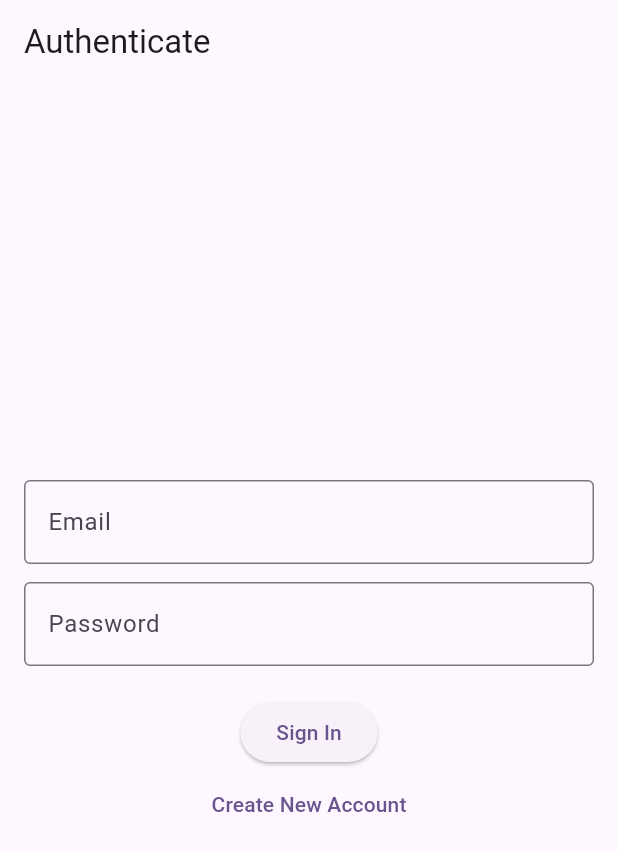
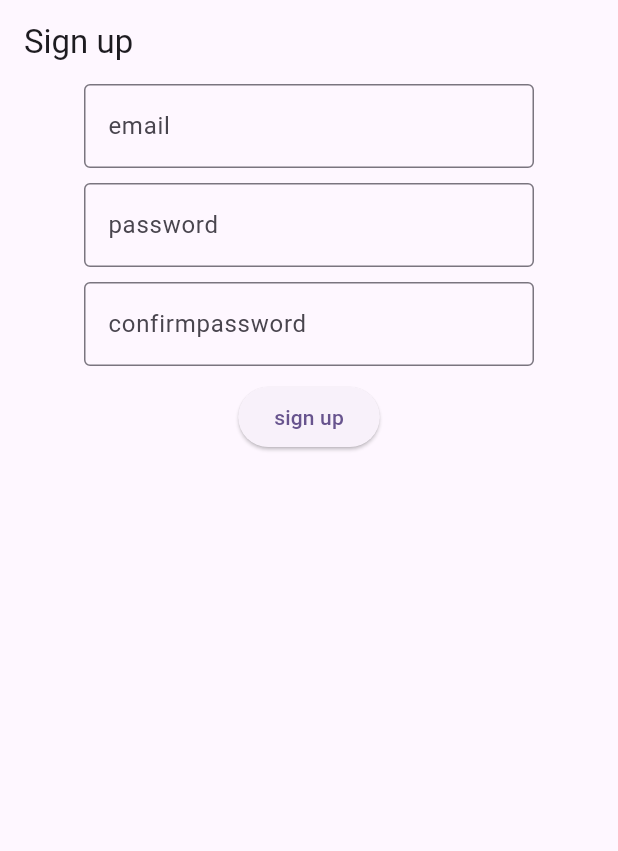
Before and after one commit to Abelmalu/flutter-firebase, a Flutter app: the screen it shows after launch, on a phone screen of 412 x 824 dp. Shown: the top 851 px of the screen. Run offline on Flutter 3.47's test engine with Material 3 defaults, Android fonts, the phone set to English and light mode, and no system bars; our stand-ins replace cloud_firestore, firebase_core; accounts and stored records are empty.

Commit message:
singup page done

```diff
--- a/lib/auth_screen.dart
+++ /dev/null
@@ -1,157 +0,0 @@
-import 'package:flutter/material.dart';
-import 'package:firebase_auth/firebase_auth.dart';
-
-class AuthScreen extends StatefulWidget {
-  const AuthScreen({super.key});
-
-  @override
-  State<AuthScreen> createState() => _AuthScreenState();
-}
-
-class _AuthScreenState extends State<AuthScreen> {
-  final _emailController = TextEditingController();
-  final _passwordController = TextEditingController();
-  final _auth = FirebaseAuth.instance; // Get the Firebase Auth instance
-  bool _isLoading = false;
-  String? _errorMessage;
-
-  @override
-  void dispose() {
-    _emailController.dispose();
-    _passwordController.dispose();
-    super.dispose();
-  }
-
-  Future<void> _signIn() async {
-    setState(() {
-      _isLoading = true;
-      _errorMessage = null;
-    });
-    try {
-      await _auth.signInWithEmailAndPassword(
-        email: _emailController.text.trim(),
-        password: _passwordController.text.trim(),
-      );
-      // Success! User is signed in. Navigator will handle the next screen.
-    } on FirebaseAuthException catch (e) {
-      String message;
-      if (e.code == 'user-not-found') {
-        message = 'No user found for that email.';
-      } else if (e.code == 'wrong-password') {
-        message = 'Wrong password provided for that user.';
-      } else if (e.code == 'invalid-email') {
-        message = 'The email address is not valid.';
-      } else {
-        message = e.message ?? 'An unknown error occurred during sign-in.';
-      }
-      setState(() {
-        _errorMessage = message;
-      });
-    } catch (e) {
-      setState(() {
-        _errorMessage = 'An unexpected error occurred: ${e.toString()}';
-      });
-    } finally {
-      setState(() {
-        _isLoading = false;
-      });
-    }
-  }
-
-  Future<void> _signUp() async {
-    setState(() {
-      _isLoading = true;
-      _errorMessage = null;
-    });
-    try {
-      await _auth.createUserWithEmailAndPassword(
-        email: _emailController.text.trim(),
-        password: _passwordController.text.trim(),
-      );
-      // Success! User account created and signed in.
-    } on FirebaseAuthException catch (e) {
-      String message;
-      if (e.code == 'weak-password') {
-        message = 'The password provided is too weak.';
-      } else if (e.code == 'email-already-in-use') {
-        message = 'An account already exists for that email.';
-      } else if (e.code == 'invalid-email') {
-        message = 'The email address is not valid.';
-      } else {
-        message = e.message ?? 'An unknown error occurred during sign-up.';
-      }
-      setState(() {
-        _errorMessage = message;
-      });
-    } catch (e) {
-      setState(() {
-        _errorMessage = 'An unexpected error occurred: ${e.toString()}';
-      });
-    } finally {
-      setState(() {
-        _isLoading = false;
-      });
-    }
-  }
-
-  @override
-  Widget build(BuildContext context) {
-    return Scaffold(
-      appBar: AppBar(title: const Text('Authenticate')),
-      body: Center(
-        child: SingleChildScrollView(
-          padding: const EdgeInsets.all(16.0),
-          child: Column(
-            mainAxisAlignment: MainAxisAlignment.center,
-            children: [
-              TextField(
-                controller: _emailController,
-                decoration: const InputDecoration(
-                  labelText: 'Email',
-                  border: OutlineInputBorder(),
-                ),
-                keyboardType: TextInputType.emailAddress,
-                autocorrect: false,
-                textCapitalization: TextCapitalization.none,
-              ),
-              const SizedBox(height: 12),
-              TextField(
-                controller: _passwordController,
-                decoration: const InputDecoration(
-                  labelText: 'Password',
-                  border: OutlineInputBorder(),
-                ),
-                obscureText: true,
-              ),
-              if (_errorMessage != null)
-                Padding(
-                  padding: const EdgeInsets.only(top: 8.0),
-                  child: Text(
-                    _errorMessage!,
-                    style: const TextStyle(color: Colors.red),
-                    textAlign: TextAlign.center,
-                  ),
-                ),
-              const SizedBox(height: 20),
-              if (_isLoading)
-                const CircularProgressIndicator()
-              else
-                Column(
-                  children: [
-                    ElevatedButton(
-                      onPressed: _signIn,
-                      child: const Text('Sign In'),
-                    ),
-                    TextButton(
-                      onPressed: _signUp,
-                      child: const Text('Create New Account'),
-                    ),
-                  ],
-                ),
-            ],
-          ),
-        ),
-      ),
-    );
-  }
-}
--- a/lib/main.dart
+++ b/lib/main.dart
@@ -1,7 +1,7 @@
 import 'package:flutter/material.dart';
 import 'package:firebase_core/firebase_core.dart';
 import 'package:notesapp/add_task_screen.dart';
-import 'package:notesapp/auth_screen.dart';
+import 'package:notesapp/signup_screen.dart';
 import 'firebase_options.dart';
 
 
@@ -26,7 +26,7 @@ class MyApp extends StatelessWidget {
         colorScheme: ColorScheme.fromSeed(seedColor: Colors.deepPurple),
         useMaterial3: true,
       ),
-      home: const AuthScreen(),
+      home: const SignupScreen(),
     );
   }
 }
--- /dev/null
+++ b/lib/signup_screen.dart
@@ -0,0 +1,43 @@
+import 'package:flutter/material.dart';
+
+class SignupScreen extends StatefulWidget {
+  const SignupScreen({super.key});
+
+  @override
+  State<SignupScreen> createState() => _SignupScreenState();
+}
+
+class _SignupScreenState extends State<SignupScreen> {
+  @override
+  Widget build(BuildContext context) {
+    return Scaffold(
+      appBar: AppBar(
+        title: Text('Sign up'),
+      ),
+      body: Center(
+        child: Container(
+          width:300,
+          child: Column(
+            children: [
+              TextField(
+                decoration: InputDecoration(labelText: 'email',border: OutlineInputBorder(),),
+              ),
+              SizedBox(height: 10,),
+              TextField(
+                decoration: InputDecoration(labelText: 'password',border: OutlineInputBorder(),),
+              ),
+                  SizedBox(height: 10,),
+              TextField(
+                decoration: InputDecoration(labelText: 'confirmpassword',border: OutlineInputBorder(),),
+              ),
+                  SizedBox(height: 10,),
+              ElevatedButton(child:Text('sign up'),onPressed: (){
+
+              },)
+            ],
+          ),
+        ),
+      ),
+    );
+  }
+}
```
